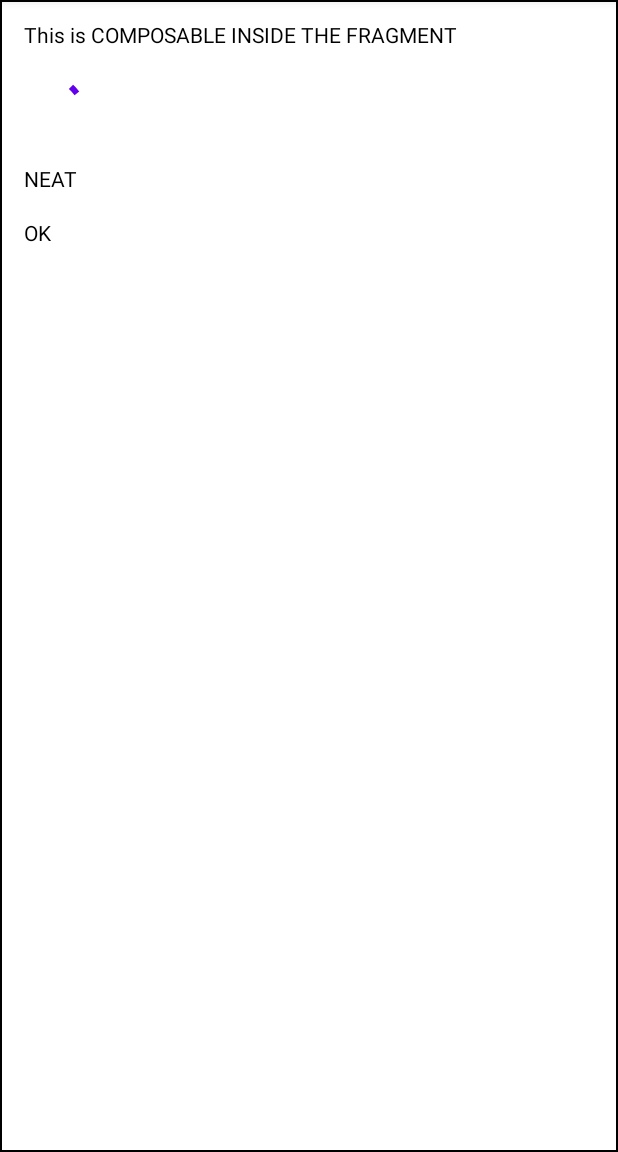
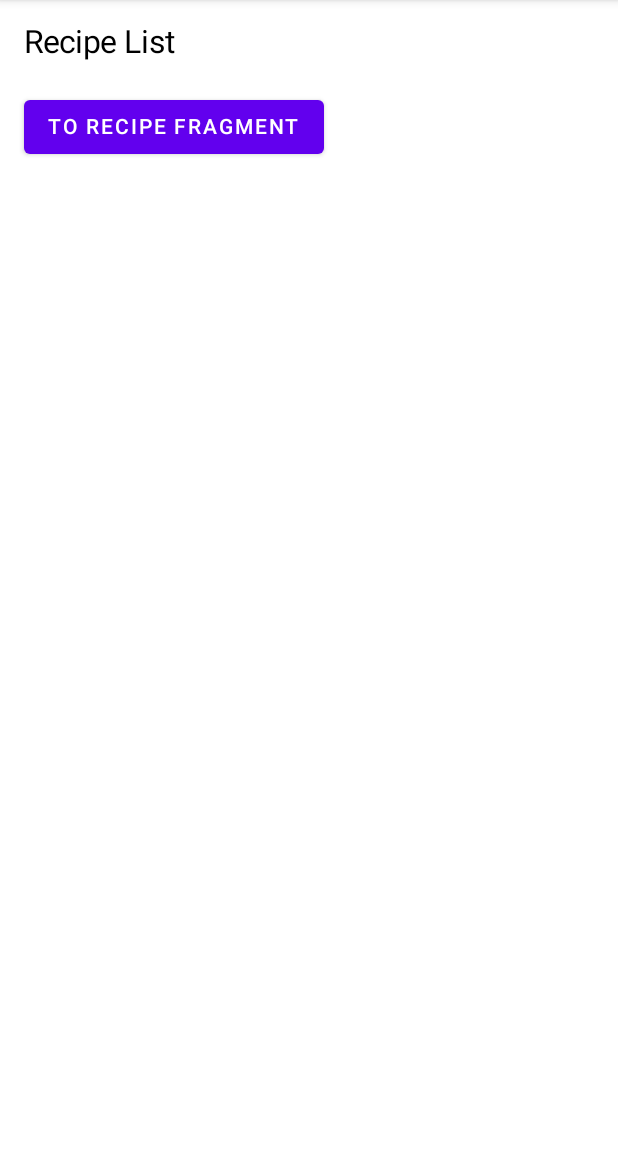
Before and after one commit to voza95/JetPackComposeTest, an Android app built with Jetpack Compose: the screen it shows after launch (MainActivity), on a phone screen of 412 x 824 dp, the part 84-1236 px from its top. Run offline under Robolectric (Android 15) with nearby library versions, the phone set to English and light mode, and no system bars; libraries missing offline, so code that uses them is left out: androidx.lifecycle; 1 statement that could not run was skipped.

Commit message:
Navigation between fragment

```diff
--- a/app/build.gradle
+++ b/app/build.gradle
@@ -82,4 +82,9 @@ dependencies {
     // UI Tests
     androidTestImplementation 'androidx.compose.ui:ui-test-junit4:1.0.0-beta03'
 
+    def nav_version = "2.3.4"
+    // Kotlin
+    implementation "androidx.navigation:navigation-fragment-ktx:$nav_version"
+    implementation "androidx.navigation:navigation-ui-ktx:$nav_version"
+
 }
--- a/app/src/main/java/com/example/jetpackcomposetest/MainActivity.kt
+++ b/app/src/main/java/com/example/jetpackcomposetest/MainActivity.kt
@@ -34,9 +34,11 @@ class MainActivity : AppCompatActivity() {
         ViewTreeLifecycleOwner.set(window.decorView, this)
         setContentView(R.layout.activity_main)
 
-        supportFragmentManager.beginTransaction()
+        /*supportFragmentManager.beginTransaction()
             .replace(R.id.main_container, RecipeListFragment())
-            .commit()
+            .commit()*/
+
+
         /*setContent {
             *//*Column(
                 modifier = Modifier.padding(16.dp)
--- /dev/null
+++ b/app/src/main/java/com/example/jetpackcomposetest/RecipeFragment.kt
@@ -0,0 +1,40 @@
+package com.example.jetpackcomposetest
+
+import android.os.Bundle
+import android.view.LayoutInflater
+import android.view.View
+import android.view.ViewGroup
+import androidx.compose.foundation.layout.Column
+import androidx.compose.foundation.layout.padding
+import androidx.compose.material.Text
+import androidx.compose.ui.Alignment
+import androidx.compose.ui.Modifier
+import androidx.compose.ui.platform.ComposeView
+import androidx.compose.ui.text.TextStyle
+import androidx.compose.ui.unit.dp
+import androidx.compose.ui.unit.sp
+import androidx.fragment.app.Fragment
+
+class RecipeFragment : Fragment(){
+
+    override fun onCreateView(
+        inflater: LayoutInflater,
+        container: ViewGroup?,
+        savedInstanceState: Bundle?
+    ): View{
+        return ComposeView(requireContext()).apply {
+            setContent {
+                Column(modifier = Modifier.padding(16.dp)) {
+                    Text(
+                        text = "RECIPE LIST",
+                        modifier = Modifier.align(alignment = Alignment.CenterHorizontally),
+                        style = TextStyle(
+                            fontSize = 28.sp
+                        )
+                    )
+                }
+            }
+        }
+    }
+
+}
--- a/app/src/main/java/com/example/jetpackcomposetest/RecipeListFragment.kt
+++ b/app/src/main/java/com/example/jetpackcomposetest/RecipeListFragment.kt
@@ -9,16 +9,21 @@ import androidx.compose.foundation.border
 import androidx.compose.foundation.layout.Column
 import androidx.compose.foundation.layout.Spacer
 import androidx.compose.foundation.layout.padding
+import androidx.compose.material.Button
 import androidx.compose.material.CircularProgressIndicator
 import androidx.compose.material.Text
 import androidx.compose.runtime.Composable
 import androidx.compose.ui.Modifier
 import androidx.compose.ui.graphics.Color
 import androidx.compose.ui.platform.ComposeView
+import androidx.compose.ui.text.TextStyle
 import androidx.compose.ui.tooling.preview.Preview
+import androidx.compose.ui.unit.TextUnit
 import androidx.compose.ui.unit.dp
+import androidx.compose.ui.unit.sp
 import androidx.compose.ui.viewinterop.AndroidView
 import androidx.fragment.app.Fragment
+import androidx.navigation.fragment.findNavController
 
 class RecipeListFragment: Fragment() {
 
@@ -27,19 +32,38 @@ class RecipeListFragment: Fragment() {
         container: ViewGroup?,
         savedInstanceState: Bundle?
     ): View? {
-        val view = inflater.inflate(R.layout.fragment_recipe_list,container,false)
+        /*val view = inflater.inflate(R.layout.fragment_recipe_list,container,false)
         view.findViewById<ComposeView>(R.id.compose_view).setContent {
             dummyView()
         }
-        /*val view = ComposeView(context = requireActivity()).apply {
+        *//*val view = ComposeView(context = requireActivity()).apply {
             setContent {
                 Text(text = "Hello world.")
             }
-        }*/
-        return view
+        }*//*
+        return view*/
+
+        return ComposeView(requireContext()).apply {
+            setContent {
+                Column(modifier = Modifier.padding(16.dp)) {
+                    Text(
+                        text = "Recipe List",
+                        style = TextStyle(
+                            fontSize = 21.sp
+                        )
+                    )
+                    Spacer(modifier = Modifier.padding(10.dp))
+                    Button(onClick = {
+                        findNavController().navigate(R.id.recipeFragment)
+                    }) {
+                        Text(text = "TO RECIPE FRAGMENT")
+                    }
+                }
+            }
+        }
     }
 
-    @Preview
+    /*@Preview
     @Composable
     fun dummyView(){
         Column(
@@ -56,7 +80,8 @@ class RecipeListFragment: Fragment() {
 
             val demo = Text(text = "OK")
 
+
         }
-    }
+    }*/
 
 }
--- a/app/src/main/res/layout/activity_main.xml
+++ b/app/src/main/res/layout/activity_main.xml
@@ -7,9 +7,12 @@
     tools:context=".MainActivity">
 
     <androidx.fragment.app.FragmentContainerView
-        android:id="@+id/main_container"
+        android:id="@+id/main_nav_host_fragment"
         android:layout_width="match_parent"
         android:layout_height="match_parent"
+        android:name="androidx.navigation.fragment.NavHostFragment"
+        app:defaultNavHost="true"
+        app:navGraph="@navigation/main_graph"
         app:layout_constraintLeft_toLeftOf="parent"
         app:layout_constraintRight_toRightOf="parent"
         app:layout_constraintTop_toTopOf="parent" />
--- a/app/src/main/res/layout/fragment_recipe_list.xml
+++ /dev/null
@@ -1,22 +0,0 @@
-<?xml version="1.0" encoding="utf-8"?>
-<LinearLayout xmlns:android="http://schemas.android.com/apk/res/android"
-    android:layout_width="match_parent"
-    android:layout_height="match_parent"
-    android:orientation="vertical"
-    xmlns:app="http://schemas.android.com/apk/res-auto">
-
-    <!--<androidx.compose.ui.platform.ComposeView
-        android:id="@+id/compose_view"
-        android:layout_width="wrap_content"
-        android:layout_height="wrap_content"
-        app:layout_constraintTop_toTopOf="parent"
-        app:layout_constraintStart_toStartOf="parent"
-        app:layout_constraintEnd_toEndOf="parent"
-        app:layout_constraintBottom_toBottomOf="parent"/>-->
-
-    <androidx.compose.ui.platform.ComposeView
-        android:id="@+id/compose_view"
-        android:layout_width="match_parent"
-        android:layout_height="match_parent" />
-
-</LinearLayout>
--- /dev/null
+++ b/app/src/main/res/navigation/main_graph.xml
@@ -0,0 +1,19 @@
+<?xml version="1.0" encoding="utf-8"?>
+<navigation xmlns:android="http://schemas.android.com/apk/res/android"
+    xmlns:app="http://schemas.android.com/apk/res-auto"
+    android:id="@+id/main_graph"
+    app:startDestination="@id/recipeListFragment">
+
+    <fragment
+        android:id="@+id/recipeListFragment"
+        android:name="com.example.jetpackcomposetest.RecipeListFragment"
+        android:label="RecipeListFragment">
+        <action
+            android:id="@+id/viewRecipe"
+            app:destination="@id/recipeFragment" />
+    </fragment>
+    <fragment
+        android:id="@+id/recipeFragment"
+        android:name="com.example.jetpackcomposetest.RecipeFragment"
+        android:label="RecipeFragment" />
+</navigation>
--- a/build.gradle
+++ b/build.gradle
@@ -5,7 +5,7 @@ buildscript {
         jcenter()
     }
     dependencies {
-        classpath "com.android.tools.build:gradle:7.0.0-alpha11"
+        classpath 'com.android.tools.build:gradle:7.0.0-alpha12'
         classpath "org.jetbrains.kotlin:kotlin-gradle-plugin:1.4.31"
 
         // NOTE: Do not place your application dependencies here; they belong
```
